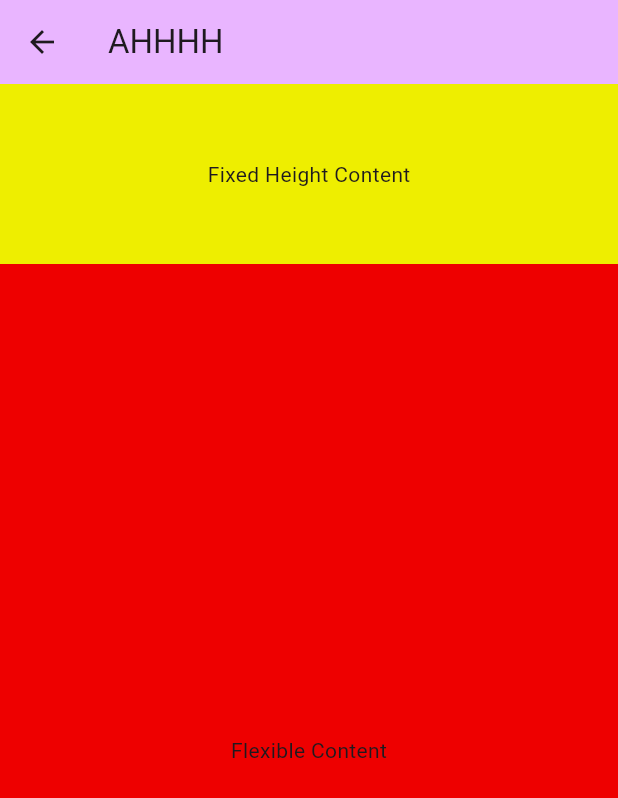
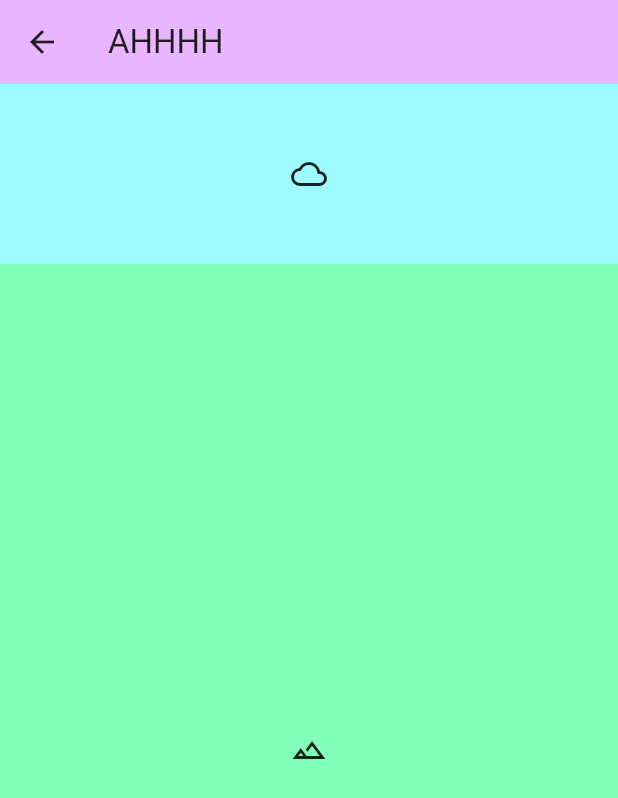
Before and after one commit to iram-t/Flutter_proyecto_u1, a Flutter app: the Page3 screen opened by its route, on a phone screen of 412 x 824 dp. Shown: the top 798 px of the screen. Run offline on Flutter 3.47's test engine with Material 2 defaults, Android fonts, the phone set to English and light mode, and no system bars.

Commit message:
icon in singleChildScroll

```diff
--- a/lib/page/page3.dart
+++ b/lib/page/page3.dart
@@ -23,19 +23,21 @@ class Page3 extends StatelessWidget {
                     children: <Widget>[
                       Container(
                         // A fixed-height child.
-                        color: const Color(0xffeeee00), // Yellow
+                        color:
+                            const Color.fromARGB(255, 158, 252, 255), // Yellow
                         height: 120.0,
                         alignment: Alignment.center,
-                        child: const Text('Fixed Height Content'),
+                        child: const Icon(Icons.cloud_outlined),
                       ),
                       Expanded(
                         // A flexible child that will grow to fit the viewport but
                         // still be at least as big as necessary to fit its contents.
                         child: Container(
-                          color: const Color(0xffee0000), // Red
+                          color:
+                              const Color.fromARGB(255, 129, 255, 185), // Red
                           height: 120.0,
                           alignment: Alignment.center,
-                          child: const Text('Flexible Content'),
+                          child: const Icon(Icons.terrain_outlined),
                         ),
                       ),
                     ],
```
